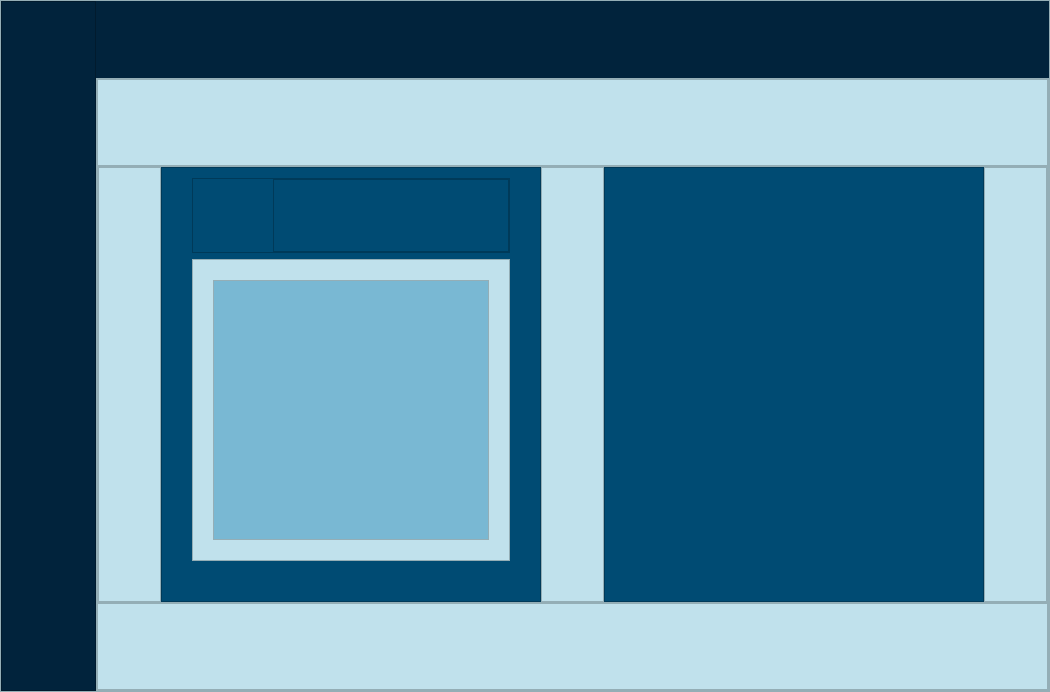
Above: src/resources/interface/Ventana_Chat.ui from Yosoyepa/MyUnApp before the change. Below: the same form after it.
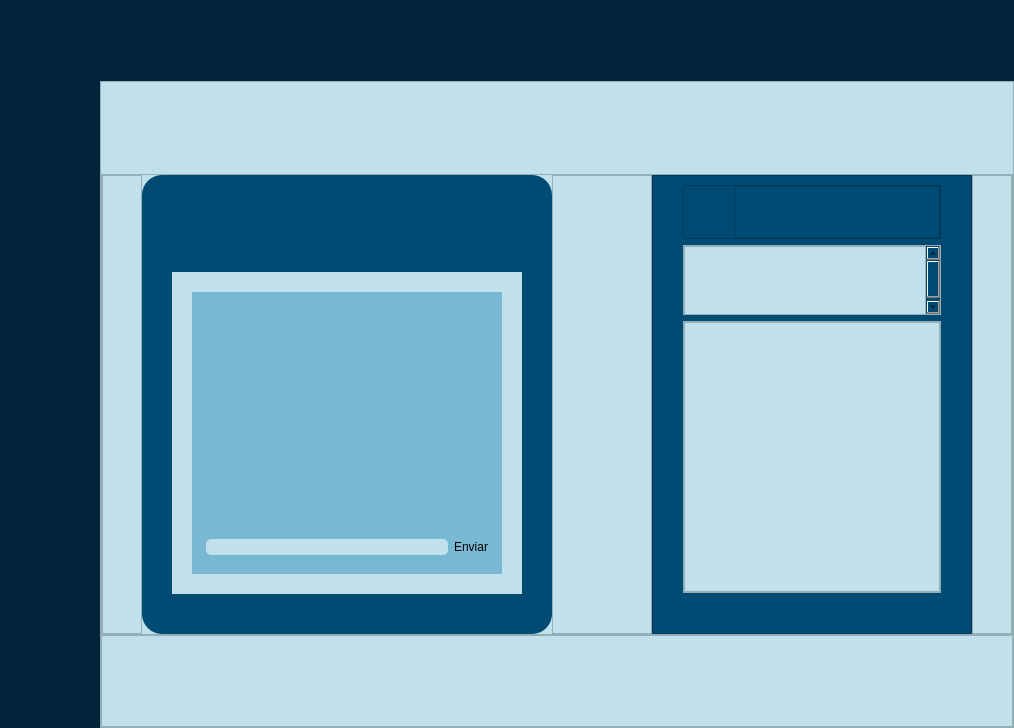
That is the form after the change. Icons and pictures are not drawn.

Commit message: posible terminacion de chat

The edit to the form file:
```diff
--- a/src/resources/interface/Ventana_Chat.ui
+++ b/src/resources/interface/Ventana_Chat.ui
@@ -6,8 +6,8 @@
    <rect>
     <x>0</x>
     <y>0</y>
-    <width>1050</width>
-    <height>692</height>
+    <width>1014</width>
+    <height>728</height>
    </rect>
   </property>
   <property name="windowTitle">
@@ -36,10 +36,13 @@
        <string notr="true">background-color: rgb(192, 225, 236);</string>
       </property>
       <property name="frameShape">
-       <enum>QFrame::StyledPanel</enum>
+       <enum>QFrame::NoFrame</enum>
       </property>
       <property name="frameShadow">
-       <enum>QFrame::Raised</enum>
+       <enum>QFrame::Plain</enum>
+      </property>
+      <property name="lineWidth">
+       <number>0</number>
       </property>
       <layout class="QHBoxLayout" name="horizontalLayout" stretch="1,10">
        <property name="spacing">
@@ -59,19 +62,34 @@
        </property>
        <item>
         <widget class="QFrame" name="frame_5">
+         <property name="sizePolicy">
+          <sizepolicy hsizetype="Preferred" vsizetype="Preferred">
+           <horstretch>0</horstretch>
+           <verstretch>0</verstretch>
+          </sizepolicy>
+         </property>
+         <property name="layoutDirection">
+          <enum>Qt::LeftToRight</enum>
+         </property>
          <property name="styleSheet">
           <string notr="true">background-color: rgb(1, 35, 60);</string>
          </property>
          <property name="frameShape">
-          <enum>QFrame::StyledPanel</enum>
+          <enum>QFrame::NoFrame</enum>
          </property>
          <property name="frameShadow">
-          <enum>QFrame::Raised</enum>
+          <enum>QFrame::Plain</enum>
+         </property>
+         <property name="lineWidth">
+          <number>0</number>
          </property>
          <layout class="QVBoxLayout" name="verticalLayout_3">
           <property name="spacing">
            <number>0</number>
           </property>
+          <property name="sizeConstraint">
+           <enum>QLayout::SetDefaultConstraint</enum>
+          </property>
           <property name="leftMargin">
            <number>0</number>
           </property>
@@ -85,13 +103,41 @@
            <number>0</number>
           </property>
           <item>
-           <widget class="QPushButton" name="pushButton">
+           <widget class="QPushButton" name="botonMenu">
+            <property name="sizePolicy">
+             <sizepolicy hsizetype="Minimum" vsizetype="Minimum">
+              <horstretch>0</horstretch>
+              <verstretch>0</verstretch>
+             </sizepolicy>
+            </property>
             <property name="minimumSize">
              <size>
-              <width>80</width>
-              <height>80</height>
+              <width>100</width>
+              <height>100</height>
              </size>
             </property>
+            <property name="maximumSize">
+             <size>
+              <width>16777215</width>
+              <height>16777215</height>
+             </size>
+            </property>
+            <property name="styleSheet">
+             <string notr="true">QPushButton{
+	background-color: transparent;
+	border-radius: 0px;
+}
+
+QPushButton:hover{
+	background-color: rgb(0, 82, 127);
+	border-radius: 0px;
+}
+
+QPushButton::pressed{
+	background-color: rgb(62, 201, 255);
+	border-radius: 0px;
+}</string>
+            </property>
             <property name="text">
              <string/>
             </property>
@@ -101,23 +147,51 @@
             </property>
             <property name="iconSize">
              <size>
-              <width>80</width>
-              <height>80</height>
+              <width>100</width>
+              <height>100</height>
              </size>
             </property>
             <property name="flat">
-             <bool>true</bool>
+             <bool>false</bool>
             </property>
            </widget>
           </item>
           <item>
-           <widget class="QPushButton" name="pushButton_2">
+           <widget class="QPushButton" name="botonGrupos">
+            <property name="sizePolicy">
+             <sizepolicy hsizetype="Minimum" vsizetype="Minimum">
+              <horstretch>0</horstretch>
+              <verstretch>0</verstretch>
+             </sizepolicy>
+            </property>
             <property name="minimumSize">
              <size>
-              <width>80</width>
-              <height>80</height>
+              <width>100</width>
+              <height>100</height>
              </size>
             </property>
+            <property name="maximumSize">
+             <size>
+              <width>16777215</width>
+              <height>16777215</height>
+             </size>
+            </property>
+            <property name="styleSheet">
+             <string notr="true">QPushButton{
+	background-color: transparent;
+	border-radius: 0px;
+}
+
+QPushButton:hover{
+	background-color: rgb(0, 82, 127);
+	border-radius: 0px;
+}
+
+QPushButton::pressed{
+	background-color: rgb(62, 201, 255);
+	border-radius: 0px;
+}</string>
+            </property>
             <property name="text">
              <string/>
             </property>
@@ -127,23 +201,48 @@
             </property>
             <property name="iconSize">
              <size>
-              <width>80</width>
-              <height>80</height>
+              <width>100</width>
+              <height>100</height>
              </size>
             </property>
             <property name="flat">
-             <bool>true</bool>
+             <bool>false</bool>
             </property>
            </widget>
           </item>
           <item>
-           <widget class="QPushButton" name="pushButton_3">
+           <widget class="QPushButton" name="botonChat">
+            <property name="sizePolicy">
+             <sizepolicy hsizetype="Minimum" vsizetype="Minimum">
+              <horstretch>0</horstretch>
+              <verstretch>0</verstretch>
+             </sizepolicy>
+            </property>
             <property name="minimumSize">
              <size>
-              <width>80</width>
-              <height>80</height>
+              <width>100</width>
+              <height>100</height>
              </size>
             </property>
+            <property name="layoutDirection">
+             <enum>Qt::LeftToRight</enum>
+            </property>
+            <property name="styleSheet">
+             <string notr="true">QPushButton{
+	background-color: transparent;
+	border-radius: 0px;
+}
+
+QPushButton:hover{
+	background-color: rgb(0, 82, 127);
+	border-radius: 0px;
+}
+
+QPushButton::pressed{
+	background-color: rgb(62, 201, 255);
+	border-radius: 0px;
+}</string>
+            </property>
             <property name="text">
              <string/>
             </property>
@@ -153,23 +252,53 @@
             </property>
             <property name="iconSize">
              <size>
-              <width>80</width>
-              <height>80</height>
+              <width>100</width>
+              <height>100</height>
              </size>
             </property>
+            <property name="checkable">
+             <bool>false</bool>
+            </property>
             <property name="flat">
-             <bool>true</bool>
+             <bool>false</bool>
             </property>
            </widget>
           </item>
           <item>
-           <widget class="QPushButton" name="pushButton_4">
+           <widget class="QPushButton" name="botonCalendario">
+            <property name="sizePolicy">
+             <sizepolicy hsizetype="Minimum" vsizetype="Minimum">
+              <horstretch>0</horstretch>
+              <verstretch>0</verstretch>
+             </sizepolicy>
+            </property>
             <property name="minimumSize">
              <size>
-              <width>80</width>
-              <height>80</height>
+              <width>100</width>
+              <height>100</height>
              </size>
             </property>
+            <property name="autoFillBackground">
+             <bool>false</bool>
+            </property>
+            <property name="styleSheet">
+             <string notr="true">QPushButton{
+	background-color: transparent;
+	border-radius: 0px;
+}
+
+QPushButton:hover{
+	background-color: rgb(0, 82, 127);
+	border-radius: 0px;
+}
+
+QPushButton::pressed{
+	background-color: rgb(62, 201, 255);
+	border-radius: 0px;
+}
+
+</string>
+            </property>
             <property name="text">
              <string/>
             </property>
@@ -179,23 +308,63 @@
             </property>
             <property name="iconSize">
              <size>
-              <width>80</width>
-              <height>80</height>
+              <width>100</width>
+              <height>100</height>
              </size>
             </property>
+            <property name="checkable">
+             <bool>false</bool>
+            </property>
+            <property name="autoExclusive">
+             <bool>false</bool>
+            </property>
+            <property name="autoDefault">
+             <bool>false</bool>
+            </property>
+            <property name="default">
+             <bool>false</bool>
+            </property>
             <property name="flat">
-             <bool>true</bool>
+             <bool>false</bool>
             </property>
            </widget>
           </item>
           <item>
-           <widget class="QPushButton" name="pushButton_5">
+           <widget class="QPushButton" name="configBoton">
+            <property name="sizePolicy">
+             <sizepolicy hsizetype="Minimum" vsizetype="Minimum">
+              <horstretch>0</horstretch>
+              <verstretch>0</verstretch>
+             </sizepolicy>
+            </property>
             <property name="minimumSize">
              <size>
-              <width>80</width>
-              <height>80</height>
+              <width>100</width>
+              <height>100</height>
              </size>
             </property>
+            <property name="maximumSize">
+             <size>
+              <width>16777215</width>
+              <height>16777215</height>
+             </size>
+            </property>
+            <property name="styleSheet">
+             <string notr="true">QPushButton{
+	background-color: transparent;
+	border-radius: 0px;
+}
+
+QPushButton:hover{
+	background-color: rgb(0, 82, 127);
+	border-radius: 0px;
+}
+
+QPushButton::pressed{
+	background-color: rgb(62, 201, 255);
+	border-radius: 0px;
+}</string>
+            </property>
             <property name="text">
              <string/>
             </property>
@@ -205,12 +374,12 @@
             </property>
             <property name="iconSize">
              <size>
-              <width>80</width>
-              <height>80</height>
+              <width>100</width>
+              <height>100</height>
              </size>
             </property>
             <property name="flat">
-             <bool>true</bool>
+             <bool>false</bool>
             </property>
            </widget>
           </item>
@@ -246,8 +415,24 @@
           </property>
           <item>
            <widget class="QFrame" name="frame_3">
+            <property name="sizePolicy">
+             <sizepolicy hsizetype="Preferred" vsizetype="Preferred">
+              <horstretch>0</horstretch>
+              <verstretch>0</verstretch>
+             </sizepolicy>
+            </property>
+            <property name="minimumSize">
+             <size>
+              <width>0</width>
+              <height>0</height>
+             </size>
+            </property>
+            <property name="autoFillBackground">
+             <bool>false</bool>
+            </property>
             <property name="styleSheet">
-             <string notr="true">background-color: rgb(1, 35, 60);</string>
+             <string notr="true">background-color: rgb(1, 35, 60);
+border-color: transparent;</string>
             </property>
             <property name="frameShape">
              <enum>QFrame::NoFrame</enum>
@@ -262,6 +447,9 @@
           </item>
           <item>
            <widget class="QFrame" name="frame_4">
+            <property name="styleSheet">
+             <string notr="true"/>
+            </property>
             <property name="frameShape">
              <enum>QFrame::StyledPanel</enum>
             </property>
@@ -290,10 +478,13 @@
                 <string notr="true"/>
                </property>
                <property name="frameShape">
-                <enum>QFrame::StyledPanel</enum>
+                <enum>QFrame::NoFrame</enum>
                </property>
                <property name="frameShadow">
-                <enum>QFrame::Raised</enum>
+                <enum>QFrame::Plain</enum>
+               </property>
+               <property name="lineWidth">
+                <number>0</number>
                </property>
               </widget>
              </item>
@@ -308,7 +499,7 @@
                <property name="frameShadow">
                 <enum>QFrame::Raised</enum>
                </property>
-               <layout class="QHBoxLayout" name="horizontalLayout_2" stretch="1,6,1,6,1">
+               <layout class="QHBoxLayout" name="horizontalLayout_2" stretch="1,1,1,0,0">
                 <property name="spacing">
                  <number>0</number>
                 </property>
@@ -326,6 +517,18 @@
                 </property>
                 <item>
                  <widget class="QFrame" name="frame_9">
+                  <property name="sizePolicy">
+                   <sizepolicy hsizetype="Fixed" vsizetype="Preferred">
+                    <horstretch>0</horstretch>
+                    <verstretch>0</verstretch>
+                   </sizepolicy>
+                  </property>
+                  <property name="minimumSize">
+                   <size>
+                    <width>40</width>
+                    <height>0</height>
+                   </size>
+                  </property>
                   <property name="styleSheet">
                    <string notr="true"/>
                   </property>
@@ -340,7 +543,10 @@
                 <item>
                  <widget class="QFrame" name="frame_chat">
                   <property name="styleSheet">
-                   <string notr="true">background-color: rgb(0, 75, 115);</string>
+                   <string notr="true">background-color: rgb(0, 75, 115);
+
+border-radius: 20px
+</string>
                   </property>
                   <property name="frameShape">
                    <enum>QFrame::StyledPanel</enum>
@@ -393,7 +599,7 @@
                         <property name="minimumSize">
                          <size>
                           <width>80</width>
-                          <height>70</height>
+                          <height>80</height>
                          </size>
                         </property>
                         <property name="text">
@@ -406,7 +612,7 @@
                         <property name="iconSize">
                          <size>
                           <width>80</width>
-                          <height>70</height>
+                          <height>80</height>
                          </size>
                         </property>
                         <property name="flat">
@@ -433,7 +639,9 @@
                    <item>
                     <widget class="QFrame" name="frame_14">
                      <property name="styleSheet">
-                      <string notr="true">background-color: rgb(192, 225, 236);</string>
+                      <string notr="true">background-color: rgb(192, 225, 236);
+
+border-radius: 0px</string>
                      </property>
                      <property name="frameShape">
                       <enum>QFrame::StyledPanel</enum>
@@ -459,18 +667,164 @@
                         <property name="widgetResizable">
                          <bool>true</bool>
                         </property>
-                        <widget class="QWidget" name="scrollAreaWidgetContents">
+                        <widget class="QWidget" name="widget_2">
                          <property name="geometry">
                           <rect>
                            <x>0</x>
                            <y>0</y>
-                           <width>274</width>
-                           <height>258</height>
+                           <width>310</width>
+                           <height>282</height>
                           </rect>
                          </property>
                          <property name="styleSheet">
                           <string notr="true">background-color: rgb(121, 184, 211);</string>
                          </property>
+                         <layout class="QVBoxLayout" name="verticalLayout_10" stretch="0">
+                          <property name="spacing">
+                           <number>5</number>
+                          </property>
+                          <property name="leftMargin">
+                           <number>5</number>
+                          </property>
+                          <property name="topMargin">
+                           <number>5</number>
+                          </property>
+                          <property name="rightMargin">
+                           <number>5</number>
+                          </property>
+                          <property name="bottomMargin">
+                           <number>10</number>
+                          </property>
+                          <item>
+                           <widget class="QGroupBox" name="groupBox">
+                            <property name="title">
+                             <string/>
+                            </property>
+                            <layout class="QVBoxLayout" name="verticalLayout_11">
+                             <property name="spacing">
+                              <number>0</number>
+                             </property>
+                             <property name="leftMargin">
+                              <number>0</number>
+                             </property>
+                             <property name="topMargin">
+                              <number>0</number>
+                             </property>
+                             <property name="rightMargin">
+                              <number>0</number>
+                             </property>
+                             <property name="bottomMargin">
+                              <number>0</number>
+                             </property>
+                             <item>
+                              <widget class="QGroupBox" name="groupBox_3">
+                               <property name="title">
+                                <string/>
+                               </property>
+                               <layout class="QVBoxLayout" name="verticalLayout_13">
+                                <property name="spacing">
+                                 <number>0</number>
+                                </property>
+                                <property name="leftMargin">
+                                 <number>0</number>
+                                </property>
+                                <property name="topMargin">
+                                 <number>0</number>
+                                </property>
+                                <property name="rightMargin">
+                                 <number>0</number>
+                                </property>
+                                <property name="bottomMargin">
+                                 <number>0</number>
+                                </property>
+                                <item>
+                                 <layout class="QVBoxLayout" name="verticalLayout_12" stretch="1">
+                                  <property name="spacing">
+                                   <number>0</number>
+                                  </property>
+                                  <property name="topMargin">
+                                   <number>0</number>
+                                  </property>
+                                  <item>
+                                   <widget class="QWidget" name="widget" native="true">
+                                    <layout class="QVBoxLayout" name="verticalLayout_14">
+                                     <property name="spacing">
+                                      <number>0</number>
+                                     </property>
+                                     <property name="leftMargin">
+                                      <number>0</number>
+                                     </property>
+                                     <property name="topMargin">
+                                      <number>0</number>
+                                     </property>
+                                     <property name="rightMargin">
+                                      <number>0</number>
+                                     </property>
+                                     <property name="bottomMargin">
+                                      <number>0</number>
+                                     </property>
+                                     <item>
+                                      <widget class="QListWidget" name="chat_listWidget">
+                                       <property name="sizeAdjustPolicy">
+                                        <enum>QAbstractScrollArea::AdjustToContents</enum>
+                                       </property>
+                                       <property name="isWrapping" stdset="0">
+                                        <bool>false</bool>
+                                       </property>
+                                       <property name="resizeMode">
+                                        <enum>QListView::Adjust</enum>
+                                       </property>
+                                       <property name="uniformItemSizes">
+                                        <bool>false</bool>
+                                       </property>
+                                       <property name="wordWrap">
+                                        <bool>true</bool>
+                                       </property>
+                                      </widget>
+                                     </item>
+                                    </layout>
+                                   </widget>
+                                  </item>
+                                 </layout>
+                                </item>
+                               </layout>
+                              </widget>
+                             </item>
+                             <item>
+                              <widget class="QGroupBox" name="groupBox_2">
+                               <property name="sizePolicy">
+                                <sizepolicy hsizetype="Preferred" vsizetype="Fixed">
+                                 <horstretch>0</horstretch>
+                                 <verstretch>0</verstretch>
+                                </sizepolicy>
+                               </property>
+                               <property name="title">
+                                <string/>
+                               </property>
+                               <layout class="QHBoxLayout" name="horizontalLayout_5">
+                                <item>
+                                 <widget class="QLineEdit" name="message_line_edit">
+                                  <property name="styleSheet">
+                                   <string notr="true">border-color: rgb(0, 75, 115);
+background-color: rgb(192, 225, 236);
+border-radius: 5px;</string>
+                                  </property>
+                                 </widget>
+                                </item>
+                                <item>
+                                 <widget class="QPushButton" name="send_button">
+                                  <property name="text">
+                                   <string>Enviar</string>
+                                  </property>
+                                 </widget>
+                                </item>
+                               </layout>
+                              </widget>
+                             </item>
+                            </layout>
+                           </widget>
+                          </item>
+                         </layout>
                         </widget>
                        </widget>
                       </item>
@@ -482,6 +836,18 @@
                 </item>
                 <item>
                  <widget class="QFrame" name="frame_11">
+                  <property name="sizePolicy">
+                   <sizepolicy hsizetype="Maximum" vsizetype="Preferred">
+                    <horstretch>0</horstretch>
+                    <verstretch>0</verstretch>
+                   </sizepolicy>
+                  </property>
+                  <property name="minimumSize">
+                   <size>
+                    <width>100</width>
+                    <height>0</height>
+                   </size>
+                  </property>
                   <property name="styleSheet">
                    <string notr="true"/>
                   </property>
@@ -494,9 +860,16 @@
                  </widget>
                 </item>
                 <item>
-                 <widget class="QFrame" name="frame_12">
+                 <widget class="QFrame" name="frame_grupos">
                   <property name="styleSheet">
-                   <string notr="true">background-color: rgb(0, 75, 115);</string>
+                   <string notr="true">background-color: rgb(0, 75, 115);
+
+
+
+
+
+
+</string>
                   </property>
                   <property name="frameShape">
                    <enum>QFrame::StyledPanel</enum>
@@ -504,10 +877,205 @@
                   <property name="frameShadow">
                    <enum>QFrame::Raised</enum>
                   </property>
+                  <layout class="QVBoxLayout" name="verticalLayout_7" stretch="4,5,20">
+                   <property name="leftMargin">
+                    <number>30</number>
+                   </property>
+                   <property name="rightMargin">
+                    <number>30</number>
+                   </property>
+                   <property name="bottomMargin">
+                    <number>40</number>
+                   </property>
+                   <item>
+                    <widget class="QFrame" name="frame_16">
+                     <property name="styleSheet">
+                      <string notr="true"/>
+                     </property>
+                     <property name="frameShape">
+                      <enum>QFrame::StyledPanel</enum>
+                     </property>
+                     <property name="frameShadow">
+                      <enum>QFrame::Raised</enum>
+                     </property>
+                     <layout class="QHBoxLayout" name="horizontalLayout_4" stretch="1,10">
+                      <property name="spacing">
+                       <number>0</number>
+                      </property>
+                      <property name="leftMargin">
+                       <number>0</number>
+                      </property>
+                      <property name="topMargin">
+                       <number>0</number>
+                      </property>
+                      <property name="rightMargin">
+                       <number>0</number>
+                      </property>
+                      <property name="bottomMargin">
+                       <number>0</number>
+                      </property>
+                      <item>
+                       <widget class="QPushButton" name="pushButton_7">
+                        <property name="minimumSize">
+                         <size>
+                          <width>50</width>
+                          <height>50</height>
+                         </size>
+                        </property>
+                        <property name="text">
+                         <string/>
+                        </property>
+                        <property name="icon">
+                         <iconset resource="../QRC/imagenesInicioSesion.qrc">
+                          <normaloff>:/newPrefix/Icons/Conferencia.png</normaloff>:/newPrefix/Icons/Conferencia.png</iconset>
+                        </property>
+                        <property name="iconSize">
+                         <size>
+                          <width>50</width>
+                          <height>50</height>
+                         </size>
+                        </property>
+                        <property name="flat">
+                         <bool>true</bool>
+                        </property>
+                       </widget>
+                      </item>
+                      <item>
+                       <widget class="QFrame" name="frame_12">
+                        <property name="styleSheet">
+                         <string notr="true"/>
+                        </property>
+                        <property name="frameShape">
+                         <enum>QFrame::StyledPanel</enum>
+                        </property>
+                        <property name="frameShadow">
+                         <enum>QFrame::Raised</enum>
+                        </property>
+                       </widget>
+                      </item>
+                     </layout>
+                    </widget>
+                   </item>
+                   <item>
+                    <widget class="QScrollArea" name="scrollArea_2">
+                     <property name="styleSheet">
+                      <string notr="true">background-color: rgb(192, 225, 236);
+
+</string>
+                     </property>
+                     <property name="widgetResizable">
+                      <bool>true</bool>
+                     </property>
+                     <widget class="QWidget" name="scrollAreaWidgetContents_2">
+                      <property name="geometry">
+                       <rect>
+                        <x>0</x>
+                        <y>0</y>
+                        <width>239</width>
+                        <height>73</height>
+                       </rect>
+                      </property>
+                      <property name="styleSheet">
+                       <string notr="true">.</string>
+                      </property>
+                      <layout class="QVBoxLayout" name="verticalLayout_9">
+                       <property name="spacing">
+                        <number>0</number>
+                       </property>
+                       <property name="leftMargin">
+                        <number>0</number>
+                       </property>
+                       <property name="topMargin">
+                        <number>0</number>
+                       </property>
+                       <property name="rightMargin">
+                        <number>0</number>
+                       </property>
+                       <property name="bottomMargin">
+                        <number>0</number>
+                       </property>
+                       <item>
+                        <widget class="QListWidget" name="lista_grupos">
+                         <property name="styleSheet">
+                          <string notr="true"/>
+                         </property>
+                         <property name="verticalScrollBarPolicy">
+                          <enum>Qt::ScrollBarAlwaysOff</enum>
+                         </property>
+                         <property name="horizontalScrollBarPolicy">
+                          <enum>Qt::ScrollBarAlwaysOff</enum>
+                         </property>
+                         <property name="movement">
+                          <enum>QListView::Static</enum>
+                         </property>
+                         <property name="viewMode">
+                          <enum>QListView::ListMode</enum>
+                         </property>
+                        </widget>
+                       </item>
+                      </layout>
+                     </widget>
+                    </widget>
+                   </item>
+                   <item>
+                    <widget class="QScrollArea" name="scrollArea_3">
+                     <property name="styleSheet">
+                      <string notr="true">background-color: rgb(192, 225, 236);
+
+</string>
+                     </property>
+                     <property name="widgetResizable">
+                      <bool>true</bool>
+                     </property>
+                     <widget class="QWidget" name="scrollAreaWidgetContents_3">
+                      <property name="geometry">
+                       <rect>
+                        <x>0</x>
+                        <y>0</y>
+                        <width>256</width>
+                        <height>269</height>
+                       </rect>
+                      </property>
+                      <layout class="QVBoxLayout" name="verticalLayout_8">
+                       <property name="spacing">
+                        <number>0</number>
+                       </property>
+                       <property name="leftMargin">
+                        <number>0</number>
+                       </property>
+                       <property name="topMargin">
+                        <number>0</number>
+                       </property>
+                       <property name="rightMargin">
+                        <number>0</number>
+                       </property>
+                       <property name="bottomMargin">
+                        <number>0</number>
+                       </property>
+                       <item>
+                        <widget class="QListWidget" name="lista_miembros"/>
+                       </item>
+                      </layout>
+                     </widget>
+                    </widget>
+                   </item>
+                  </layout>
                  </widget>
                 </item>
                 <item>
                  <widget class="QFrame" name="frame_13">
+                  <property name="sizePolicy">
+                   <sizepolicy hsizetype="Preferred" vsizetype="MinimumExpanding">
+                    <horstretch>0</horstretch>
+                    <verstretch>30</verstretch>
+                   </sizepolicy>
+                  </property>
+                  <property name="minimumSize">
+                   <size>
+                    <width>40</width>
+                    <height>0</height>
+                   </size>
+                  </property>
                   <property name="styleSheet">
                    <string notr="true"/>
                   </property>
```
The commit also changes 350 other files.
